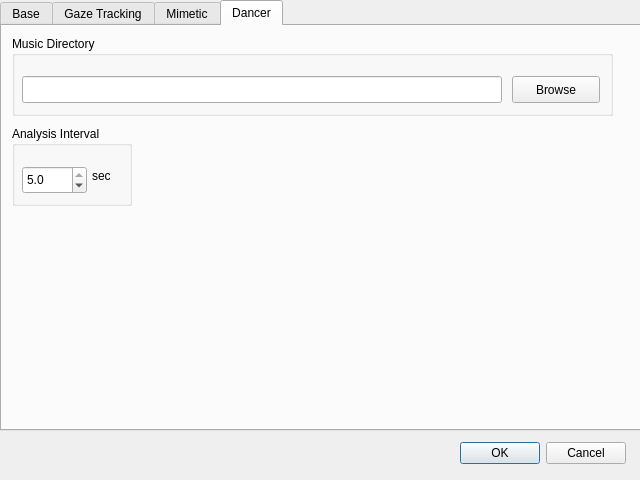
The window that src/settings_dialog.ui (DiogoSaraiva/blossom-lasige-research) describes before a commit, drawn with Qt 5.
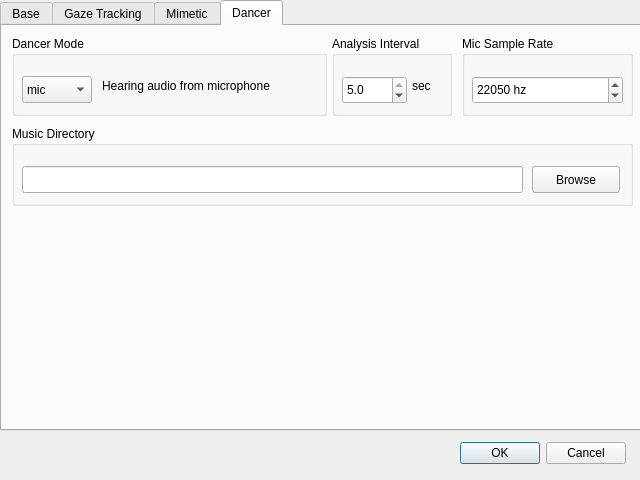
The same window after the commit. The open tabs and pages were chosen to show the change.

Commit message: Dancer almost working

What changed in the file:
```diff
--- a/src/settings_dialog.ui
+++ b/src/settings_dialog.ui
@@ -1146,8 +1146,8 @@
      <property name="geometry">
       <rect>
        <x>10</x>
-       <y>10</y>
-       <width>601</width>
+       <y>100</y>
+       <width>621</width>
        <height>80</height>
       </rect>
      </property>
@@ -1162,7 +1162,7 @@
        <rect>
         <x>10</x>
         <y>40</y>
-        <width>480</width>
+        <width>501</width>
         <height>27</height>
        </rect>
       </property>
@@ -1173,7 +1173,7 @@
      <widget class="QPushButton" name="browse_music_dir_button">
       <property name="geometry">
        <rect>
-        <x>500</x>
+        <x>520</x>
         <y>40</y>
         <width>88</width>
         <height>27</height>
@@ -1190,8 +1190,8 @@
     <widget class="QGroupBox" name="analysis_interval_group">
      <property name="geometry">
       <rect>
-       <x>10</x>
-       <y>100</y>
+       <x>330</x>
+       <y>10</y>
        <width>120</width>
        <height>80</height>
       </rect>
@@ -1247,6 +1247,90 @@
       </property>
      </widget>
     </widget>
+    <widget class="QGroupBox" name="dancer_mode_group">
+     <property name="geometry">
+      <rect>
+       <x>10</x>
+       <y>10</y>
+       <width>315</width>
+       <height>80</height>
+      </rect>
+     </property>
+     <property name="title">
+      <string>Dancer Mode</string>
+     </property>
+     <widget class="QComboBox" name="dancer_mode">
+      <property name="geometry">
+       <rect>
+        <x>10</x>
+        <y>40</y>
+        <width>70</width>
+        <height>27</height>
+       </rect>
+      </property>
+      <item>
+       <property name="text">
+        <string>mic</string>
+       </property>
+      </item>
+      <item>
+       <property name="text">
+        <string>audio</string>
+       </property>
+      </item>
+     </widget>
+     <widget class="QLabel" name="dancer_mode_explication">
+      <property name="geometry">
+       <rect>
+        <x>90</x>
+        <y>40</y>
+        <width>220</width>
+        <height>19</height>
+       </rect>
+      </property>
+      <property name="text">
+       <string>Hearing audio from microphone</string>
+      </property>
+     </widget>
+    </widget>
+    <widget class="QGroupBox" name="mic_sr_group">
+     <property name="geometry">
+      <rect>
+       <x>460</x>
+       <y>10</y>
+       <width>171</width>
+       <height>80</height>
+      </rect>
+     </property>
+     <property name="title">
+      <string>Mic Sample Rate</string>
+     </property>
+     <widget class="QSpinBox" name="mic_sr">
+      <property name="geometry">
+       <rect>
+        <x>10</x>
+        <y>40</y>
+        <width>151</width>
+        <height>28</height>
+       </rect>
+      </property>
+      <property name="suffix">
+       <string> hz</string>
+      </property>
+      <property name="minimum">
+       <number>1</number>
+      </property>
+      <property name="maximum">
+       <number>100000</number>
+      </property>
+      <property name="stepType">
+       <enum>QAbstractSpinBox::DefaultStepType</enum>
+      </property>
+      <property name="value">
+       <number>22050</number>
+      </property>
+     </widget>
+    </widget>
    </widget>
   </widget>
  </widget>
```
Left out of the diff: 5 changed lines with no effect on the pictures. The commit also changes 7 other files.
